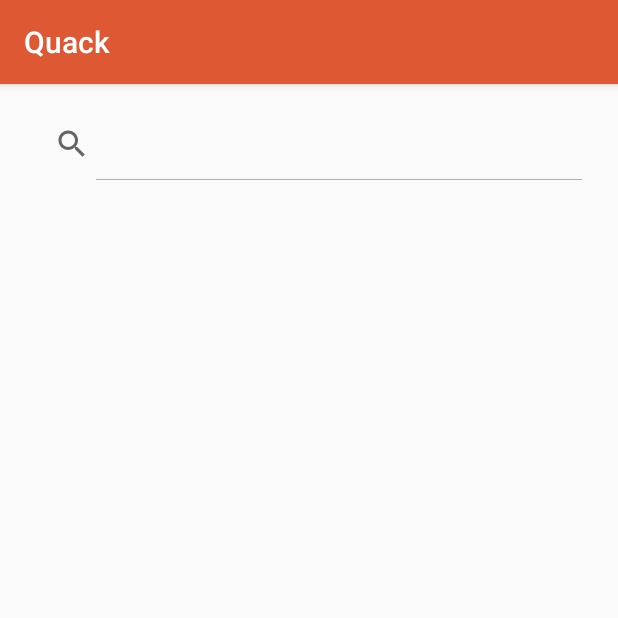
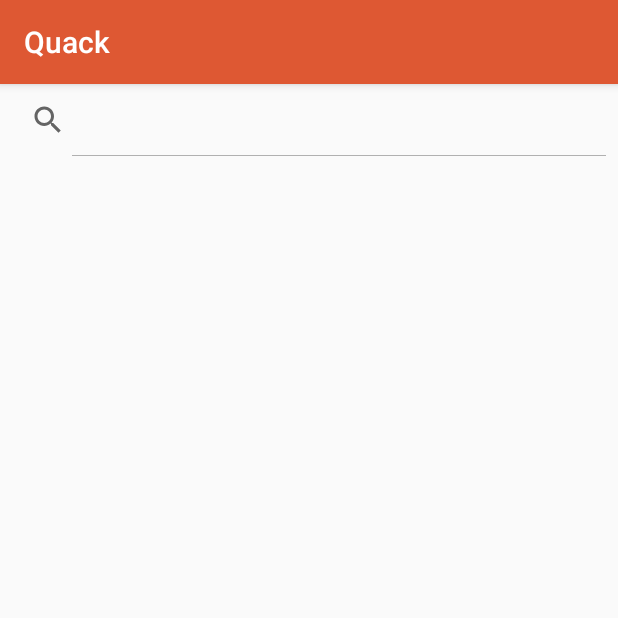
Before and after one commit to Rahkeen/Quack, an Android app: the screen it shows after launch (SearchActivity), on a phone screen of 412 x 824 dp, the top half of it. Run offline under Robolectric (Android 15) with nearby library versions, the phone set to English and light mode, and no system bars; 2 statements that could not run were skipped.

Commit message:
edited some padding

```diff
--- a/app/src/main/res/layout/fragment_search.xml
+++ b/app/src/main/res/layout/fragment_search.xml
@@ -1,10 +1,6 @@
 <RelativeLayout xmlns:android="http://schemas.android.com/apk/res/android"
     android:layout_width="match_parent"
     android:layout_height="match_parent"
-    android:paddingLeft="@dimen/activity_horizontal_margin"
-    android:paddingRight="@dimen/activity_horizontal_margin"
-    android:paddingTop="@dimen/activity_vertical_margin"
-    android:paddingBottom="@dimen/activity_vertical_margin"
     android:descendantFocusability="beforeDescendants"
     android:focusableInTouchMode="true">
 
@@ -22,6 +18,9 @@
         android:id="@+id/recyclerview_search_results"
         android:layout_width="match_parent"
         android:layout_height="match_parent"
+        android:layout_marginTop="@dimen/activity_vertical_margin"
+        android:layout_marginLeft="@dimen/activity_horizontal_margin"
+        android:layout_marginRight="@dimen/activity_horizontal_margin"
         android:layout_below="@id/searchview_submit"
         />
 
```
